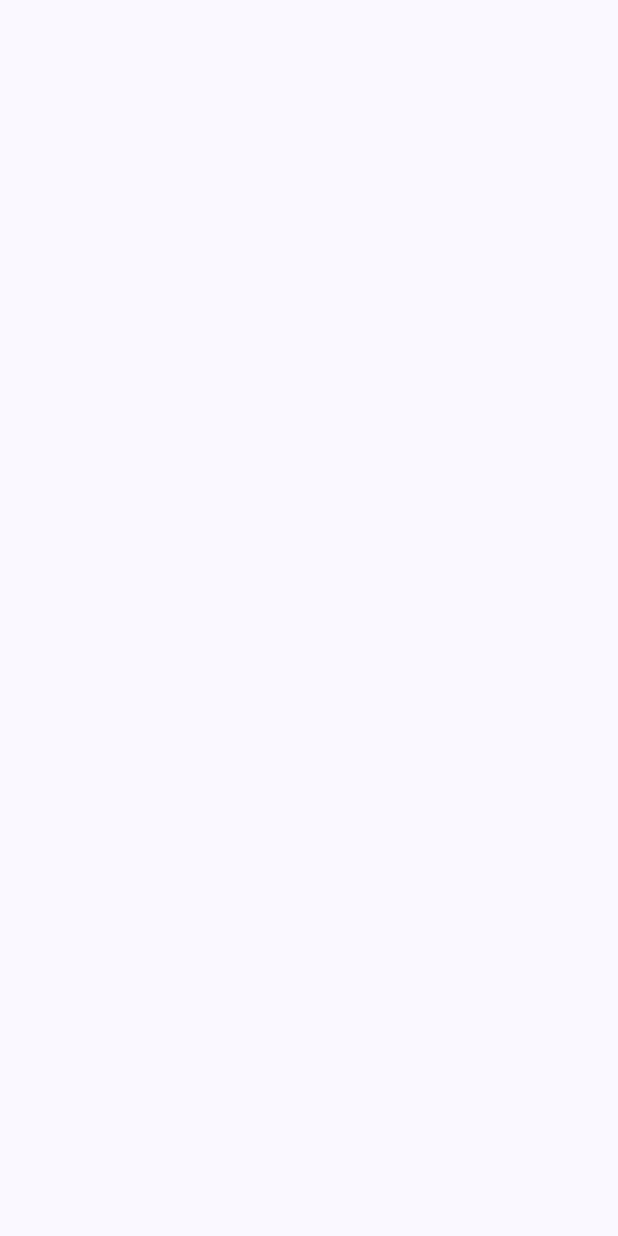
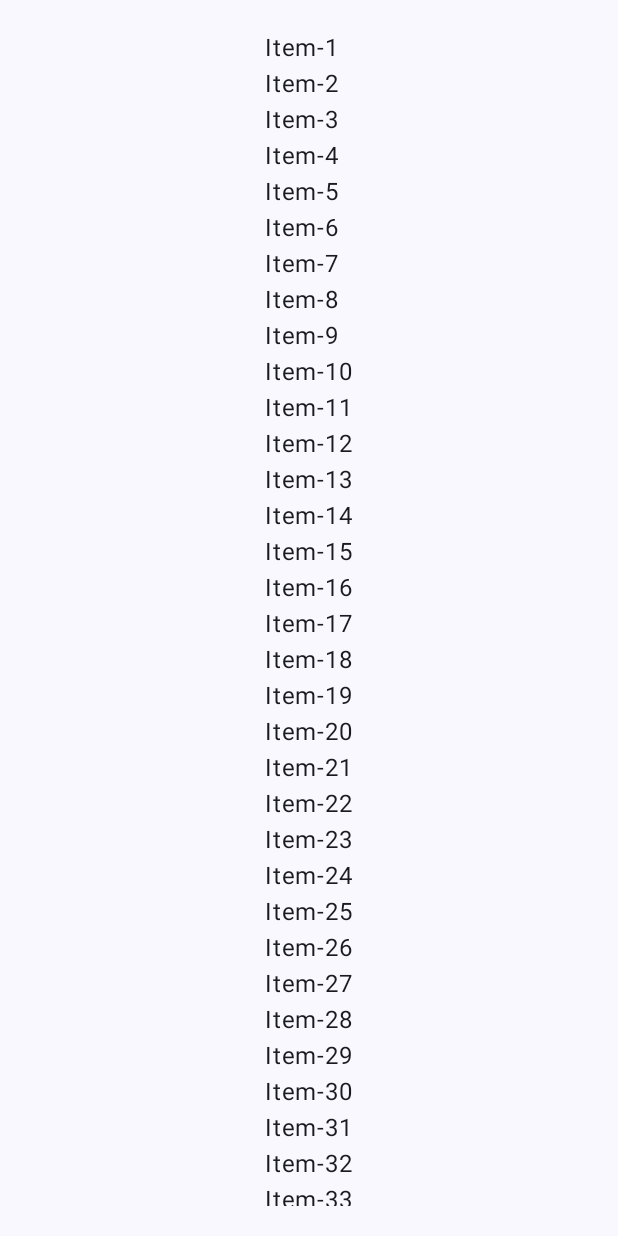
Before and after one commit to Raghav123-30/jetpack-compose-mastery, an Android app built with Jetpack Compose: the screen it shows after launch (MainActivity), on a phone screen of 412 x 824 dp. Before the commit the screen is empty. Run offline under Robolectric (Android 15) with nearby library versions, the phone set to English and light mode, and no system bars.

Commit message:
Explore lazylist

```diff
--- a/app/src/main/java/com/warmup/jetpackcomposemastery/MainActivity.kt
+++ b/app/src/main/java/com/warmup/jetpackcomposemastery/MainActivity.kt
@@ -15,6 +15,7 @@ import androidx.compose.foundation.layout.fillMaxSize
 import androidx.compose.foundation.layout.fillMaxWidth
 import androidx.compose.foundation.layout.height
 import androidx.compose.foundation.layout.padding
+import androidx.compose.foundation.lazy.LazyColumn
 import androidx.compose.material3.Scaffold
 import androidx.compose.material3.Text
 import androidx.compose.runtime.Composable
@@ -42,7 +43,7 @@ class MainActivity : ComponentActivity() {
                 Scaffold(modifier = Modifier.fillMaxSize()) {
 
                     Column(modifier = Modifier.fillMaxSize().padding(20.dp), verticalArrangement = Arrangement.Center, horizontalAlignment = Alignment.CenterHorizontally) {
-                       DisplayInternetImage()
+                       LazyListComposable()
                     }
                 }
             }
@@ -51,10 +52,14 @@ class MainActivity : ComponentActivity() {
 }
 
 
+
 @Composable
-fun DisplayInternetImage(){
-    AsyncImage(
-        model = "https://www.raghavendrabhat.com/_next/image?url=%2Fprofile.jpg&w=828&q=75",
-        contentDescription = "Raghavendra Bhat"
-    )
+fun LazyListComposable(){
+    LazyColumn {
+        for (i in 1..100){
+            item{
+                Text("Item-$i")
+            }
+        }
+    }
 }
```
